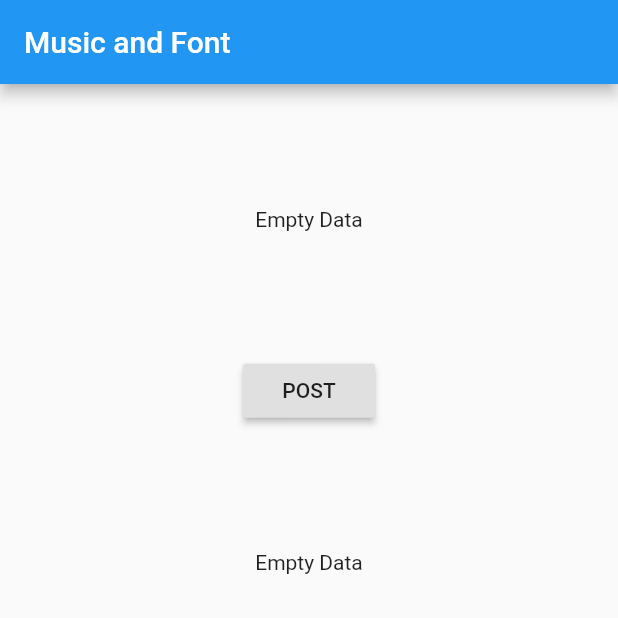
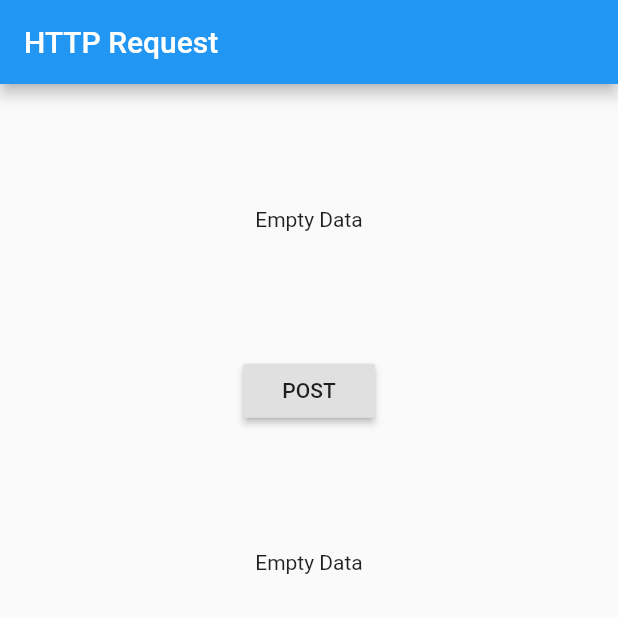
Before and after one commit to mumuhkustino/ngoding_flutter, a Flutter app: the screen it shows after launch, on a phone screen of 412 x 824 dp, the top half of it. Run offline on Flutter 3.47's test engine with Material 2 defaults, Android fonts, the phone set to English and light mode, and no system bars.

Commit message:
Update HTTP Request
Mengubah main.dart

```diff
--- a/lib/main.dart
+++ b/lib/main.dart
@@ -23,7 +23,7 @@ class _MyAppState extends State<MyApp> {
     return MaterialApp(
         home: Scaffold(
       appBar: AppBar(
-        title: Text("Music and Font"),
+        title: Text("HTTP Request"),
       ),
       body: Center(
         child: Column(
```
